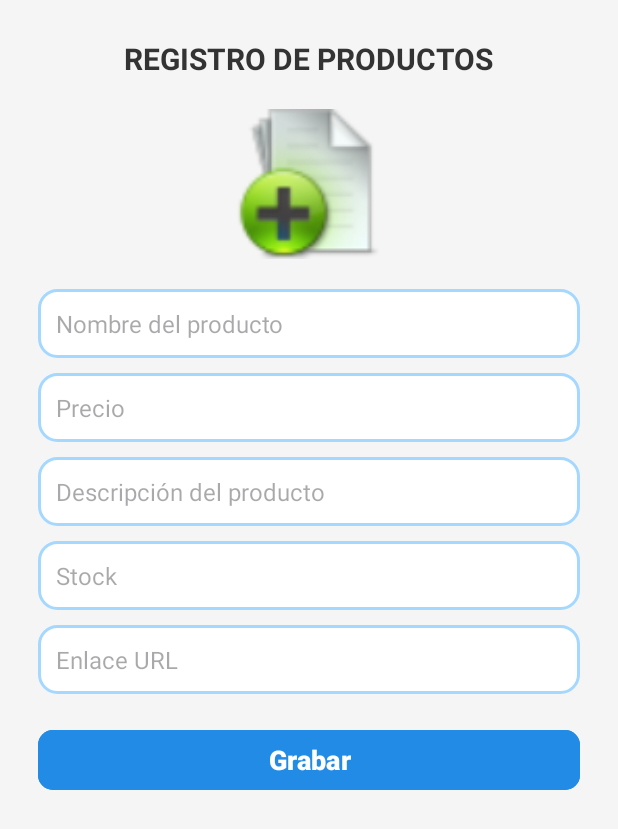
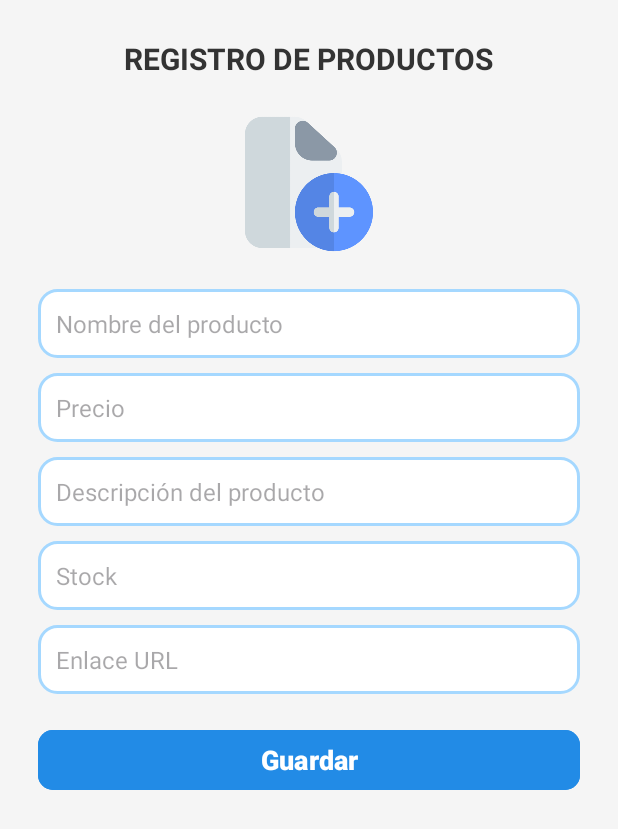
Before and after one commit to 162santiago/tarea_Android_studio, an Android app: the AgregarProductoActivity screen opened directly, with no data from a screen before it, on a phone screen of 412 x 824 dp. Shown: the top 829 px of the screen. Run offline under Robolectric (Android 15) with nearby library versions, the light colour scheme and no system bars.

Commit message:
refactor: Elimination of garbage lines

```diff
--- a/CRUDProductos/app/src/main/res/layout/activity_agregar_producto.xml
+++ b/CRUDProductos/app/src/main/res/layout/activity_agregar_producto.xml
@@ -84,7 +84,7 @@
         android:id="@+id/btnGuardar"
         android:layout_width="match_parent"
         android:layout_height="wrap_content"
-        android:text="Grabar"
+        android:text="Guardar"
         android:layout_marginTop="20dp"
         android:textSize="18sp"
         android:textStyle="bold"
```
Also changed, not shown: CRUDProductos/app/src/main/java/com/example/crudproductos/MainActivity.java (+0 -25 lines), CRUDProductos/app/src/main/res/drawable/adicionar.png.
